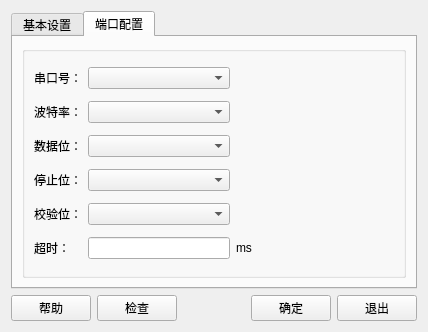
This is HmiFuncDesigner/ProjectManager/ProjectManager/NewComDeviceDialog.ui in VelsonWang/HmiFuncDesigner as Qt 5 draws it before an edit. The edited form follows.
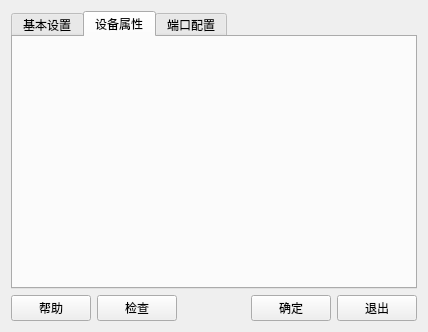
This is the edited form. The open tabs and pages were chosen to show the change.

Commit message: 工程管理器设备新增私有属性编辑

```diff
--- a/HmiFuncDesigner/ProjectManager/ProjectManager/NewComDeviceDialog.ui
+++ b/HmiFuncDesigner/ProjectManager/ProjectManager/NewComDeviceDialog.ui
@@ -225,7 +225,13 @@
        </item>
       </layout>
      </widget>
-     <widget class="QWidget" name="tab_2">
+     <widget class="QWidget" name="tabPropertySetting">
+      <attribute name="title">
+       <string>设备属性</string>
+      </attribute>
+      <layout class="QVBoxLayout" name="vLayoutPropertyEditor"/>
+     </widget>
+     <widget class="QWidget" name="tabPortSetting">
       <attribute name="title">
        <string>端口配置</string>
       </attribute>
```
Left out of the diff: 2 changed lines with no effect on the pictures. The commit also changes 63 other files.
